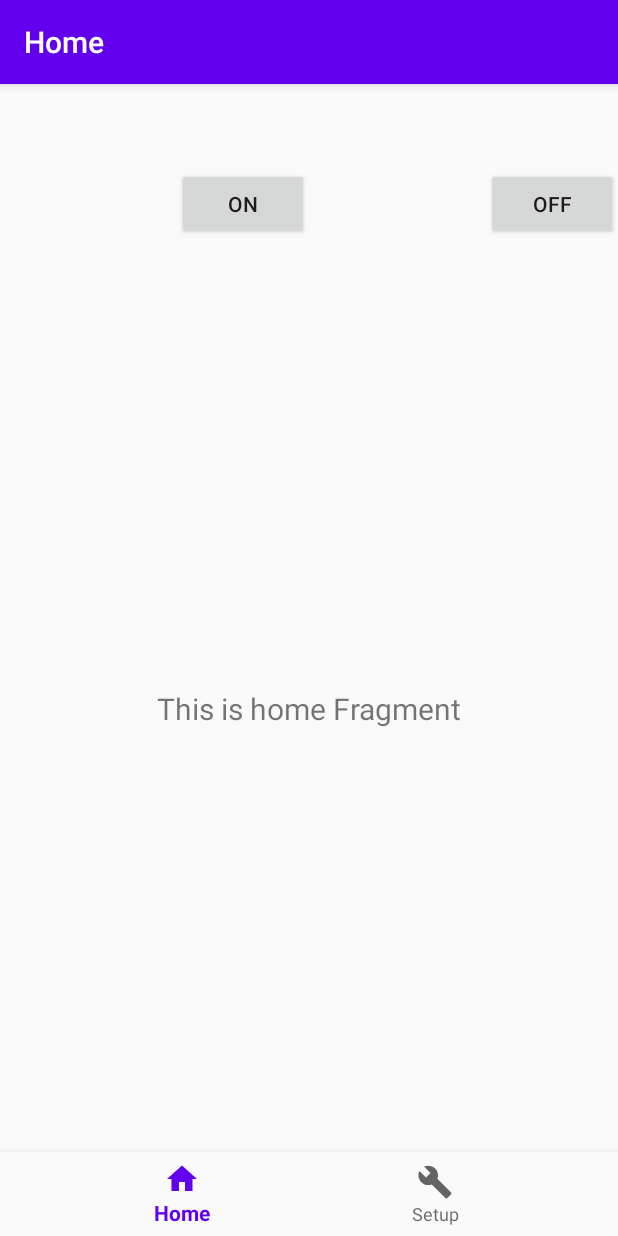
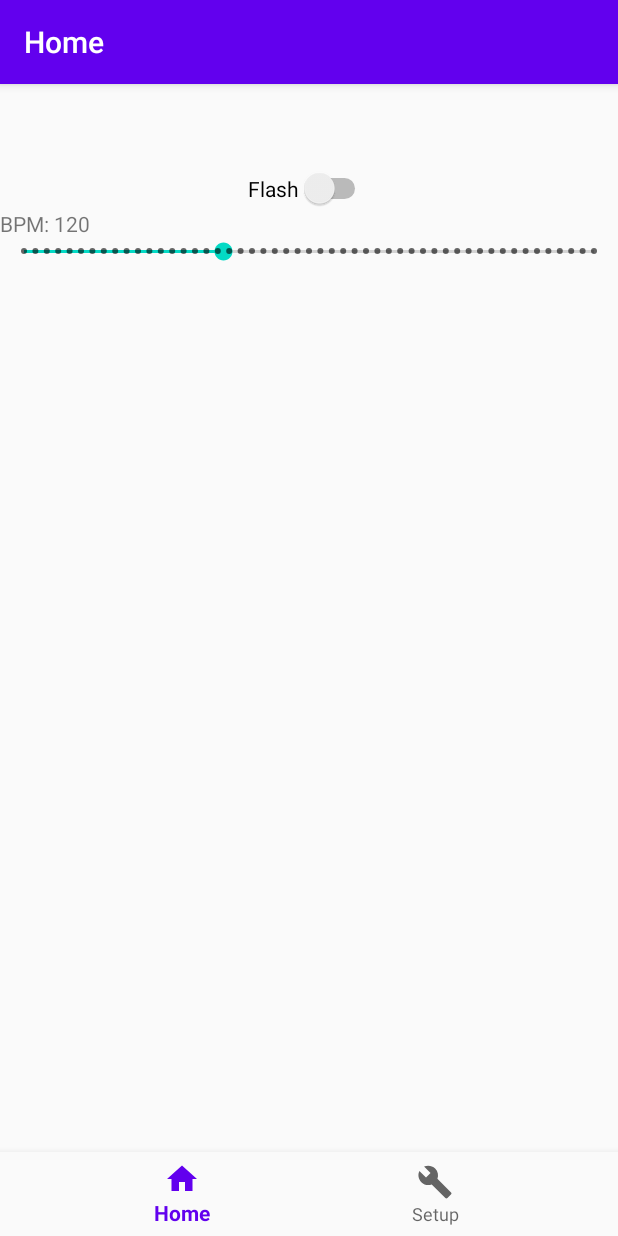
Before and after one commit to JPumphrey/diy-disco-lights, an Android app: the screen it shows after launch (MainActivity), on a phone screen of 412 x 824 dp. Run offline under Robolectric (Android 15) with nearby library versions, the phone set to English and light mode, and no system bars; our stand-ins replace navigation-ui; 2 statements that could not run were skipped.

Commit message:
Flash multiple lights at a custom speed

```diff
--- /dev/null
+++ b/app/src/main/java/com/example/diydiscolights/model/FlashController.kt
@@ -0,0 +1,99 @@
+package com.example.diydiscolights.model
+
+import androidx.lifecycle.LifecycleOwner
+import androidx.lifecycle.Observer
+import com.example.diydiscolights.model.web.State
+import com.example.diydiscolights.model.web.WebController
+import com.example.diydiscolights.ui.home.HomeViewModel
+import kotlinx.coroutines.*
+import okhttp3.OkHttpClient
+import okhttp3.logging.HttpLoggingInterceptor
+import retrofit2.Retrofit
+import retrofit2.converter.gson.GsonConverterFactory
+
+class FlashController(
+    ipAddress: String,
+    private val username: String,
+    private val setupState: SetupState,
+    private val scope: CoroutineScope
+) {
+
+    private val interceptor : HttpLoggingInterceptor = HttpLoggingInterceptor().apply {
+        this.level = HttpLoggingInterceptor.Level.BODY
+    }
+
+    private val client : OkHttpClient = OkHttpClient.Builder().apply {
+        this.addInterceptor(interceptor)
+    }.build()
+
+    private val retrofit = Retrofit.Builder()
+        .baseUrl(ipAddress)
+        .addConverterFactory(GsonConverterFactory.create())
+        .client(client)
+        .build()
+
+    private val service: WebController = retrofit.create(WebController::class.java)
+
+    private var flashing = false
+    private var interval = fromBpm(120)
+
+    fun observe(
+        homeViewModel: HomeViewModel,
+        viewLifecycleOwner: LifecycleOwner
+    ) {
+        homeViewModel.flashing.observe(viewLifecycleOwner, Observer {
+            if (it) {
+                startFlashing()
+            } else {
+                stopFlashing()
+            }
+        })
+
+        homeViewModel.bpm.observe(viewLifecycleOwner, Observer { interval = fromBpm(it) })
+    }
+
+    private fun startFlashing() {
+        flashing = true
+        scope.launch {
+            flash()
+        }
+    }
+
+    private fun stopFlashing() {
+        flashing = false
+    }
+
+    private suspend fun switchOn(lightId: Int) {
+        service.switch(username, lightId, State(on = true, bri = 254))
+    }
+
+    private suspend fun switchOff(lightId: Int) {
+        service.switch(username, lightId, State(on = true, bri = 0))
+    }
+
+    private suspend fun flash() {
+        for ((index, value) in setupState.lights.withIndex()) {
+            delay(interval / setupState.lights.size * index)
+            scope.launch(Dispatchers.IO) {
+                flashOneLight(value)
+            }
+        }
+    }
+
+    private suspend fun flashOneLight(
+        lightId: Int
+    ) {
+        while (flashing) {
+            switchOn(lightId)
+            delay(interval / 2)
+            switchOff(lightId)
+            delay(interval / 2)
+        }
+    }
+
+    private fun fromBpm(bpm: Int) : Long {
+        val millisPerMinute = 60 * 1000L
+        val beatsPerFlash = 4
+        return millisPerMinute * beatsPerFlash / bpm
+    }
+}
--- /dev/null
+++ b/app/src/main/java/com/example/diydiscolights/model/SetupState.kt
@@ -0,0 +1,3 @@
+package com.example.diydiscolights.model
+
+data class SetupState(val lights: List<Int>)
--- a/app/src/main/java/com/example/diydiscolights/ui/home/HomeFragment.kt
+++ b/app/src/main/java/com/example/diydiscolights/ui/home/HomeFragment.kt
@@ -1,11 +1,11 @@
 package com.example.diydiscolights.ui.home
 
 import android.os.Bundle
-import android.util.Log
 import android.view.LayoutInflater
 import android.view.View
 import android.view.ViewGroup
-import android.widget.Button
+import android.widget.SeekBar
+import android.widget.Switch
 import android.widget.TextView
 import androidx.fragment.app.Fragment
 import androidx.lifecycle.Observer
@@ -13,16 +13,14 @@ import androidx.lifecycle.ViewModelProviders
 import androidx.lifecycle.viewModelScope
 import com.example.diydiscolights.BuildConfig
 import com.example.diydiscolights.R
-import com.example.diydiscolights.model.Model
-import kotlinx.coroutines.Dispatchers
-import kotlinx.coroutines.async
-import kotlinx.coroutines.launch
+import com.example.diydiscolights.model.FlashController
+import com.example.diydiscolights.model.SetupState
 
 class HomeFragment : Fragment() {
 
     private lateinit var homeViewModel: HomeViewModel
 
-    private lateinit var model: Model
+    private lateinit var flashController: FlashController
 
     override fun onCreateView(
             inflater: LayoutInflater,
@@ -31,37 +29,50 @@ class HomeFragment : Fragment() {
     ): View? {
         homeViewModel =
                 ViewModelProviders.of(this).get(HomeViewModel::class.java)
+
         val root = inflater.inflate(R.layout.fragment_home, container, false)
-        val textView: TextView = root.findViewById(R.id.text_home)
-        homeViewModel.text.observe(viewLifecycleOwner, Observer {
-            textView.text = it
+        val flashSwitch: Switch = root.findViewById(R.id.switch_flash)
+        homeViewModel.flashing.observe(viewLifecycleOwner, Observer {
+            flashSwitch.isChecked = it
         })
 
-        val scope = homeViewModel.viewModelScope
+        val bpmBar: SeekBar = root.findViewById<SeekBar>(R.id.seek_bpm).also { bpmBar ->
+            homeViewModel.bpm.observe(viewLifecycleOwner, Observer {
+                bpmBar.progress = it / 5
+            })
+            bpmBar.setOnSeekBarChangeListener(object : SeekBar.OnSeekBarChangeListener {
+                override fun onProgressChanged(
+                    seekBar: SeekBar?,
+                    progress: Int,
+                    fromUser: Boolean
+                ) {
+                    if (fromUser) {
+                        homeViewModel.bpm.value = progress * 5
+                    }
+                }
 
-        model = Model(BuildConfig.defaultip, BuildConfig.defaultusername)
-        val switchOn: Button = root.findViewById(R.id.switchOn)
-        val switchOff: Button = root.findViewById(R.id.switchOff)
+                override fun onStartTrackingTouch(seekBar: SeekBar?) {}
 
-        switchOn.setOnClickListener {
-            scope.launch(Dispatchers.IO) {
-                try {
-                    model.startFlashing()
-                } catch (t: Throwable) {
-                    Log.e("jmp", "got error ", t)
-                }
-            }
+                override fun onStopTrackingTouch(seekBar: SeekBar?) {}
+
+            })
         }
 
-        switchOff.setOnClickListener {
-            scope.async(Dispatchers.IO) {
-                try {
-                    model.stopFlashing()
-                } catch (t: Throwable) {
-                    Log.e("jmp", "got error ", t)
-                }
-            }
+        root.findViewById<TextView>(R.id.text_bpm).also { tv ->
+            homeViewModel.bpm.observe(viewLifecycleOwner, Observer { tv.text = "BPM: $it" })
         }
+
+        flashController = FlashController(
+            BuildConfig.defaultip,
+            BuildConfig.defaultusername,
+            SetupState(listOf(1, 2)),
+            homeViewModel.viewModelScope)
+
+        flashSwitch.setOnCheckedChangeListener { _, isChecked ->
+            homeViewModel.flashing.value = isChecked
+        }
+
+        flashController.observe(homeViewModel, viewLifecycleOwner)
 
         return root
     }
--- a/app/src/main/java/com/example/diydiscolights/ui/home/HomeViewModel.kt
+++ b/app/src/main/java/com/example/diydiscolights/ui/home/HomeViewModel.kt
@@ -1,13 +1,14 @@
 package com.example.diydiscolights.ui.home
 
-import androidx.lifecycle.LiveData
-import androidx.lifecycle.MutableLiveData
-import androidx.lifecycle.ViewModel
+import androidx.lifecycle.*
 
 class HomeViewModel : ViewModel() {
 
-    private val _text = MutableLiveData<String>().apply {
-        value = "This is home Fragment"
+    val flashing = MutableLiveData<Boolean>().apply {
+        value = false
     }
-    val text: LiveData<String> = _text
+
+    val bpm = MutableLiveData<Int>().apply {
+        value = 120
+    }
 }
--- a/app/src/main/res/layout/fragment_home.xml
+++ b/app/src/main/res/layout/fragment_home.xml
@@ -6,35 +6,37 @@
     android:layout_height="match_parent"
     tools:context=".ui.home.HomeFragment">
 
+
+    <Switch
+        android:id="@+id/switch_flash"
+        android:layout_width="wrap_content"
+        android:layout_height="wrap_content"
+        android:text="Flash"
+        app:layout_constraintStart_toStartOf="parent"
+        app:layout_constraintEnd_toEndOf="parent"
+        app:layout_constraintTop_toTopOf="parent"
+        tools:layout_editor_absoluteY="105dp" />
     <TextView
-        android:id="@+id/text_home"
+        android:id="@+id/text_bpm"
         android:layout_width="match_parent"
         android:layout_height="wrap_content"
-        android:layout_marginStart="8dp"
-        android:layout_marginTop="8dp"
-        android:layout_marginEnd="8dp"
-        android:textAlignment="center"
-        android:textSize="20sp"
-        app:layout_constraintBottom_toBottomOf="parent"
+        app:layout_constraintStart_toStartOf="parent"
         app:layout_constraintEnd_toEndOf="parent"
+        app:layout_constraintTop_toBottomOf="@id/switch_flash"/>
+
+    <SeekBar
+        android:id="@+id/seek_bpm"
+        style="@style/Widget.AppCompat.SeekBar.Discrete"
+        android:layout_width="match_parent"
+        android:layout_height="wrap_content"
+        android:min="10"
+        android:max="50"
+        android:progress="24"
         app:layout_constraintStart_toStartOf="parent"
-        app:layout_constraintTop_toTopOf="parent" />
+        app:layout_constraintEnd_toEndOf="parent"
+        app:layout_constraintTop_toBottomOf="@id/text_bpm"
+        tools:layout_editor_absoluteX="176dp"
+        tools:layout_editor_absoluteY="144dp" />
 
-    <Button
-        android:id="@+id/switchOn"
-        android:layout_width="wrap_content"
-        android:layout_height="wrap_content"
-        android:text="On"
-        app:layout_constraintEnd_toStartOf="@+id/switchOff"
-        app:layout_constraintStart_toStartOf="parent"
-        app:layout_constraintTop_toTopOf="parent"
-        tools:layout_editor_absoluteY="418dp" />
 
-    <Button
-        android:id="@+id/switchOff"
-        android:layout_width="wrap_content"
-        android:layout_height="wrap_content"
-        android:text="Off"
-        app:layout_constraintTop_toTopOf="parent"
-        app:layout_constraintEnd_toEndOf="parent" />
 </androidx.constraintlayout.widget.ConstraintLayout>
```
Also changed, not shown: app/src/main/java/com/example/diydiscolights/model/Model.kt (deleted, +0 -56 lines).
